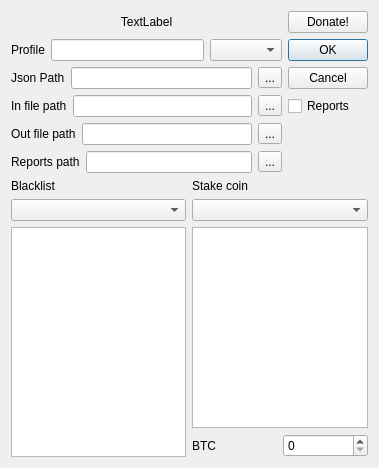
Qt form settingsdialog.ui (QTinman/CoinBrowser) before a commit.
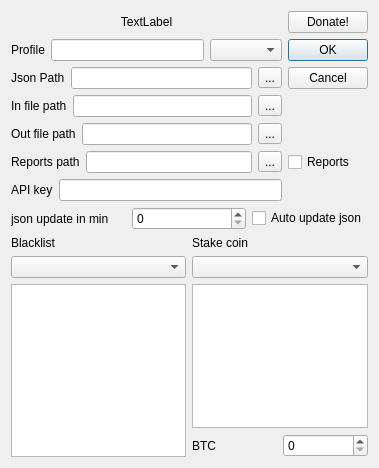
The same form after that commit. Icons and pictures are not drawn.

Commit message: Added json download within program, minor fixes.

```diff
--- a/settingsdialog.ui
+++ b/settingsdialog.ui
@@ -146,7 +146,46 @@
      </item>
     </layout>
    </item>
-   <item row="6" column="0" colspan="2">
+   <item row="6" column="0">
+    <layout class="QHBoxLayout" name="horizontalLayout_8">
+     <item>
+      <widget class="QLabel" name="label_7">
+       <property name="text">
+        <string>API key</string>
+       </property>
+      </widget>
+     </item>
+     <item>
+      <widget class="QLineEdit" name="apikey"/>
+     </item>
+    </layout>
+   </item>
+   <item row="7" column="0" colspan="2">
+    <layout class="QHBoxLayout" name="horizontalLayout_9">
+     <item>
+      <widget class="QLabel" name="label_8">
+       <property name="text">
+        <string>json update in min</string>
+       </property>
+      </widget>
+     </item>
+     <item>
+      <widget class="QSpinBox" name="autojsonmin">
+       <property name="maximum">
+        <number>999</number>
+       </property>
+      </widget>
+     </item>
+     <item>
+      <widget class="QCheckBox" name="autoupdatejson">
+       <property name="text">
+        <string>Auto update json</string>
+       </property>
+      </widget>
+     </item>
+    </layout>
+   </item>
+   <item row="8" column="0" colspan="2">
     <layout class="QHBoxLayout" name="horizontalLayout_7">
      <item>
       <layout class="QVBoxLayout" name="verticalLayout_2">
@@ -202,7 +241,7 @@
      </item>
     </layout>
    </item>
-   <item row="3" column="1">
+   <item row="5" column="1">
     <widget class="QCheckBox" name="reports">
      <property name="text">
       <string>Reports</string>
```
The commit also changes 3 other files.
